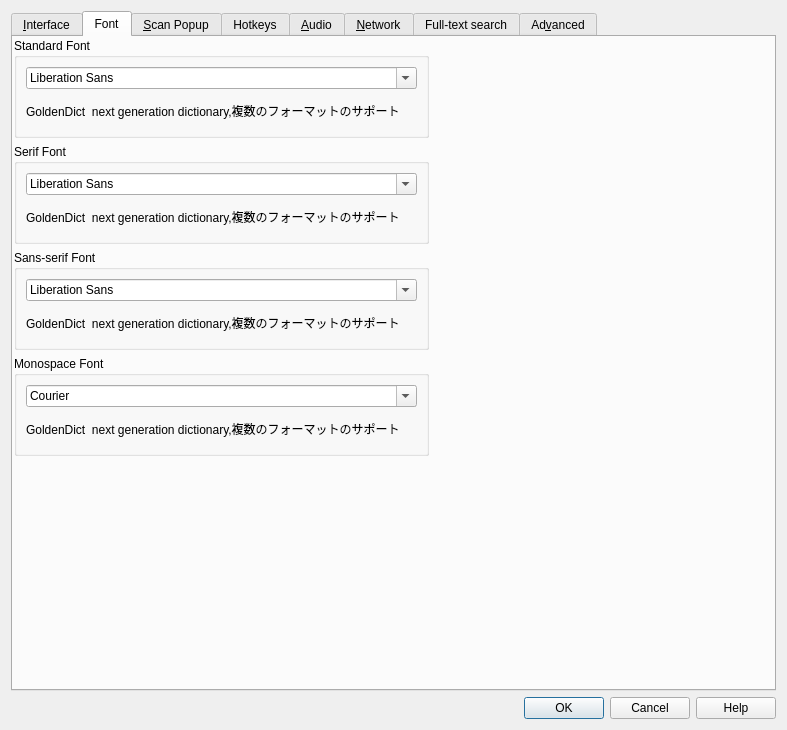
xiaoyifang/goldendict-ng, file src/ui/preferences.ui: the form before one commit.
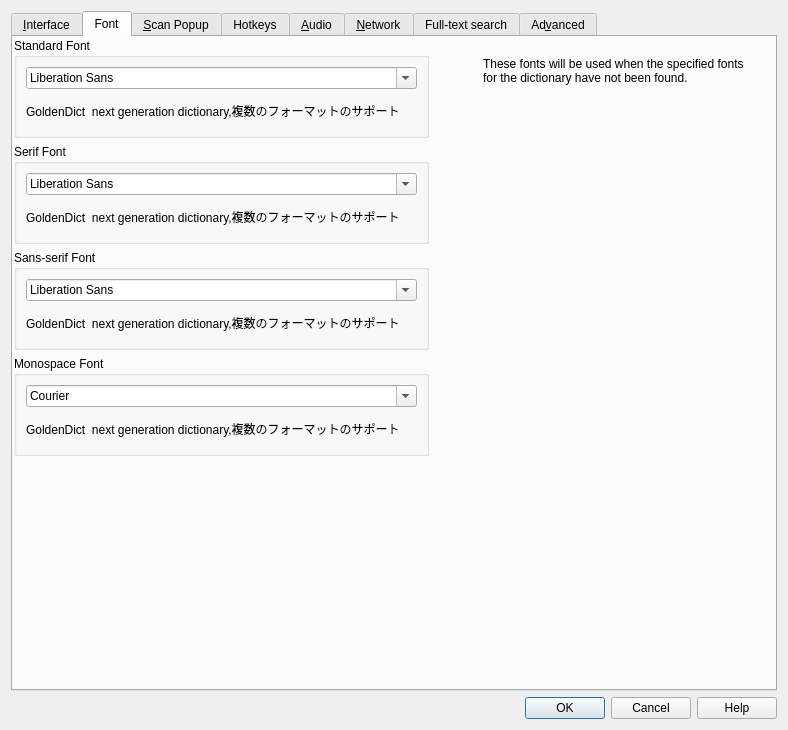
The form after the commit. The open tabs and pages were chosen to show the change. Icons and pictures are not drawn. Custom widgets are drawn as their Qt base class.

Commit message: feat: add notice about the font customization

```diff
--- a/src/ui/preferences.ui
+++ b/src/ui/preferences.ui
@@ -6,7 +6,7 @@
    <rect>
     <x>0</x>
     <y>0</y>
-    <width>787</width>
+    <width>788</width>
     <height>730</height>
    </rect>
   </property>
@@ -535,6 +535,31 @@
         </item>
        </layout>
       </widget>
+      <widget class="QLabel" name="label_7">
+       <property name="geometry">
+        <rect>
+         <x>470</x>
+         <y>20</y>
+         <width>261</width>
+         <height>201</height>
+        </rect>
+       </property>
+       <property name="text">
+        <string>These fonts will be used when the specified fonts for the dictionary have not been found.</string>
+       </property>
+       <property name="textFormat">
+        <enum>Qt::MarkdownText</enum>
+       </property>
+       <property name="scaledContents">
+        <bool>false</bool>
+       </property>
+       <property name="alignment">
+        <set>Qt::AlignLeading|Qt::AlignLeft|Qt::AlignTop</set>
+       </property>
+       <property name="wordWrap">
+        <bool>true</bool>
+       </property>
+      </widget>
      </widget>
      <widget class="QWidget" name="tab_popup">
       <attribute name="icon">
```
